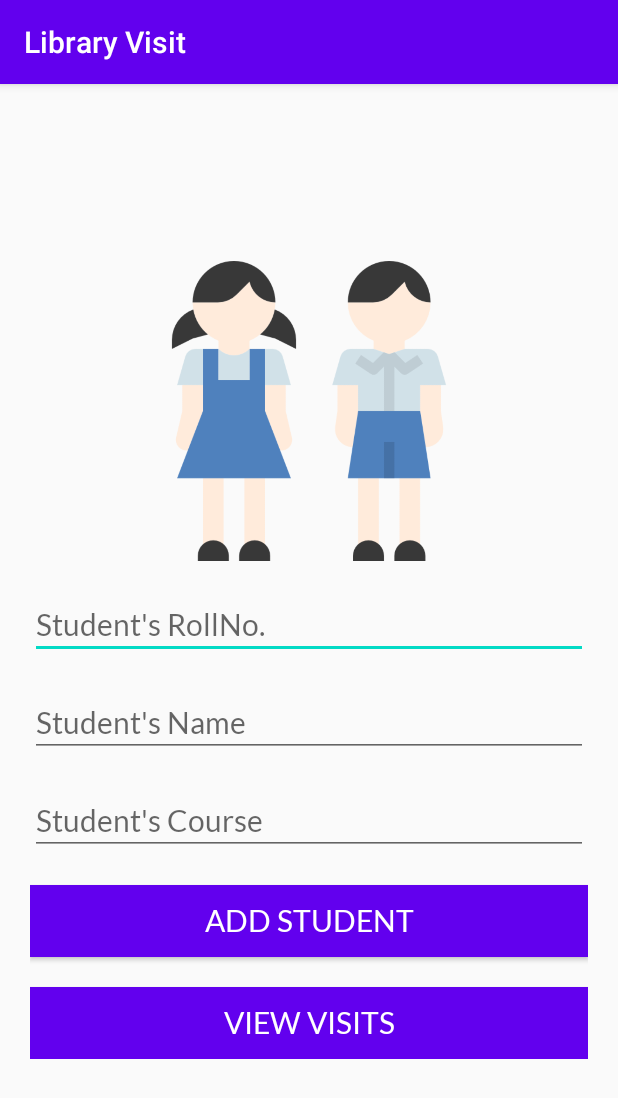
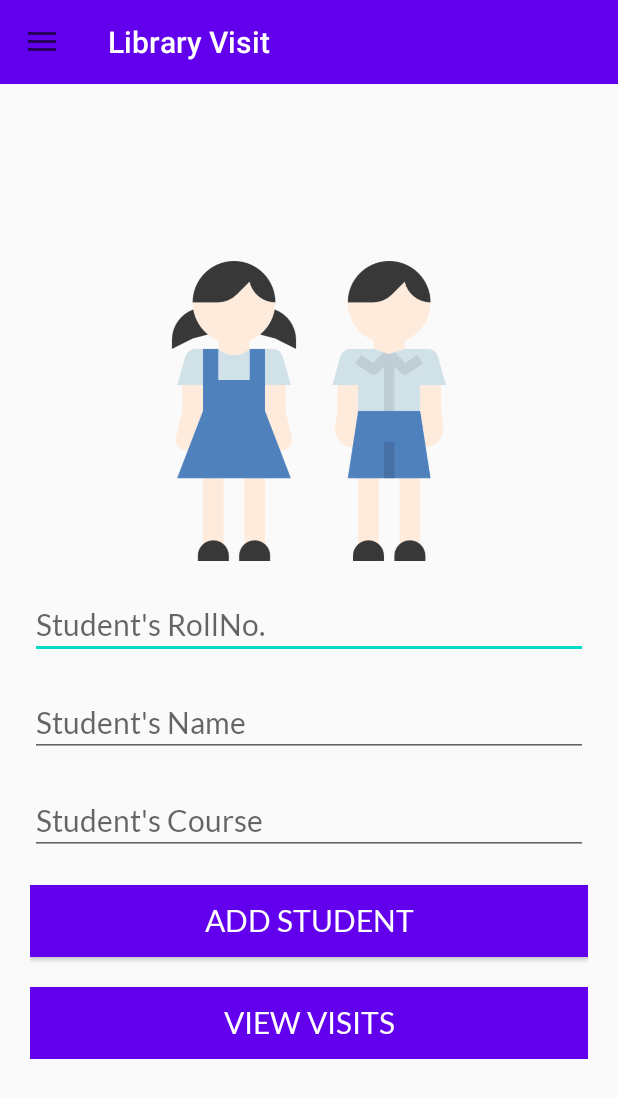
Before and after one commit to nishitagoyal/LibraryVisit, an Android app: the screen it shows after launch (MainActivity), on a phone screen of 412 x 824 dp. Shown: the top 1098 px of the screen. Run offline under Robolectric (Android 15) with nearby library versions, the phone set to English and light mode, and no system bars; our stand-ins replace ButterKnife; libraries missing offline, so code that uses them is left out: com.sdsmdg.tastytoast.

Commit message:
Navigation Drawer Added

```diff
--- a/app/src/main/java/com/something/myapplication/activity/homeactivity/MainActivity.java
+++ b/app/src/main/java/com/something/myapplication/activity/homeactivity/MainActivity.java
@@ -1,8 +1,11 @@
 package com.something.myapplication.activity.homeactivity;
 
 
+import androidx.annotation.NonNull;
+import androidx.appcompat.app.ActionBarDrawerToggle;
 import androidx.appcompat.app.AlertDialog;
 import androidx.appcompat.app.AppCompatActivity;
+import androidx.drawerlayout.widget.DrawerLayout;
 
 
 import android.content.BroadcastReceiver;
@@ -13,11 +16,14 @@ import android.content.IntentFilter;
 import android.net.ConnectivityManager;
 import android.net.NetworkInfo;
 import android.os.Bundle;
+import android.view.MenuItem;
 import android.view.View;
 import android.widget.Button;
 import android.widget.EditText;
 import android.widget.Toast;
+import androidx.appcompat.widget.Toolbar;
 
+import com.google.android.material.navigation.NavigationView;
 import com.sdsmdg.tastytoast.TastyToast;
 import com.something.myapplication.R;
 import com.something.myapplication.activity.Network.NetworkChangeListener;
@@ -29,8 +35,11 @@ import com.something.myapplication.activity.model.Student;
 import butterknife.BindView;
 import butterknife.ButterKnife;
 
-public class MainActivity extends AppCompatActivity {
+public class MainActivity extends AppCompatActivity implements NavigationView.OnNavigationItemSelectedListener{
 
+    private DrawerLayout dl;
+    private ActionBarDrawerToggle t;
+    private NavigationView nv;
     DBController controller = new DBController(this);
     @BindView(R.id.s_rollno)EditText etRollNo;
     @BindView(R.id.s_name)EditText etName;
@@ -46,6 +55,16 @@ public class MainActivity extends AppCompatActivity {
         ButterKnife.bind(this);
         add = findViewById(R.id.s_addButton);
         view = findViewById(R.id.s_viewButton);
+        Toolbar toolbar = findViewById(R.id.toolBar);
+        setSupportActionBar(toolbar);
+        dl = (DrawerLayout)findViewById(R.id.navigation_drawer);
+        t = new ActionBarDrawerToggle(this, dl,R.string.Open, R.string.Close);
+        dl.addDrawerListener(t);
+        t.syncState();
+        getSupportActionBar().setDisplayHomeAsUpEnabled(true);
+
+        nv = (NavigationView)findViewById(R.id.nv);
+        nv.setNavigationItemSelectedListener(this);
         view.setOnClickListener(new View.OnClickListener() {
             @Override
             public void onClick(View v) {
@@ -78,6 +97,7 @@ public class MainActivity extends AppCompatActivity {
             }
         });
     }
+
     public void broadcastIntent() {
         registerReceiver(MyReceiver, new IntentFilter(ConnectivityManager.CONNECTIVITY_ACTION));
     }
@@ -115,8 +135,27 @@ public class MainActivity extends AppCompatActivity {
         }
     }
     @Override
+    public boolean onOptionsItemSelected(MenuItem item) {
+        return t.onOptionsItemSelected(item)|| super.onOptionsItemSelected(item);
+    }
+    @Override
     protected void onPause() {
         super.onPause();
         unregisterReceiver(MyReceiver);
     }
+
+
+    @Override
+    public boolean onNavigationItemSelected(@NonNull MenuItem item) {
+        int id = item.getItemId();
+                switch(id)
+                {
+                    case R.id.settings:
+                        Toast.makeText(MainActivity.this, "Settings",Toast.LENGTH_SHORT).show();
+                        break;
+                    default:
+                        return true;
+                }
+                return true;
     }
+}
--- a/app/src/main/res/layout/activity_main.xml
+++ b/app/src/main/res/layout/activity_main.xml
@@ -1,15 +1,36 @@
 <?xml version="1.0" encoding="utf-8"?>
-<RelativeLayout xmlns:android="http://schemas.android.com/apk/res/android"
+<androidx.drawerlayout.widget.DrawerLayout
+    xmlns:android="http://schemas.android.com/apk/res/android"
     xmlns:app="http://schemas.android.com/apk/res-auto"
     xmlns:tools="http://schemas.android.com/tools"
     android:layout_width="match_parent"
+    android:id="@+id/navigation_drawer"
+    android:theme="@style/ActivityTheme"
     android:layout_height="match_parent"
     tools:context=".activity.homeactivity.MainActivity">
 
     <LinearLayout
         android:layout_width="match_parent"
+        android:layout_height="match_parent"
+        android:orientation="vertical">
+
+        <androidx.appcompat.widget.Toolbar
+            android:layout_height="wrap_content"
+            android:layout_width="match_parent"
+            android:minHeight="?attr/actionBarSize"
+            app:titleTextColor="@color/white"
+            android:background="?attr/colorPrimary"
+            android:id="@+id/toolBar"/>
+
+        <RelativeLayout
+            android:layout_width="match_parent"
+            android:layout_height="match_parent">
+
+            <LinearLayout
+                android:layout_width="match_parent"
                 android:layout_height="wrap_content"
                 android:orientation="vertical"
+                android:layout_gravity="center"
                 android:layout_centerInParent="true"
                 android:layout_marginLeft="20dp"
                 android:layout_marginRight="20dp"
@@ -71,7 +92,20 @@
                     android:id="@+id/s_viewButton"/>
 
             </LinearLayout>
+        </RelativeLayout>
+    </LinearLayout>
 
 
 
-</RelativeLayout>
+    <com.google.android.material.navigation.NavigationView
+        android:layout_width="wrap_content"
+        android:layout_height="match_parent"
+        app:menu="@menu/navigation_menu"
+        android:fitsSystemWindows="true"
+        android:layout_gravity="start"
+        app:headerLayout="@layout/nav_header"
+        android:id="@+id/nv">
+
+    </com.google.android.material.navigation.NavigationView>
+
+</androidx.drawerlayout.widget.DrawerLayout>
--- a/app/src/main/res/values/styles.xml
+++ b/app/src/main/res/values/styles.xml
@@ -6,11 +6,19 @@
         <item name="colorPrimaryDark">@color/colorPrimaryDark</item>
         <item name="colorAccent">@color/colorAccent</item>
     </style>
+
     <style name="AppTheme" parent="Theme.AppCompat.Light.DarkActionBar">
         <!-- Customize your theme here. -->
         <item name="colorPrimary">@color/colorPrimary</item>
         <item name="colorPrimaryDark">@color/colorPrimaryDark</item>
         <item name="colorAccent">@color/colorAccent</item>
     </style>
+    <style name="NavigationTheme" parent="ActivityTheme">
+        <item name="android:windowContentTransitions">true</item>
+        <item name="android:windowAllowEnterTransitionOverlap">true</item>
+        <item name="android:windowAllowReturnTransitionOverlap">true</item>
+        <item name="android:windowSharedElementEnterTransition">@android:transition/move</item>
+        <item name="android:windowSharedElementExitTransition">@android:transition/move</item>
+    </style>
 
 </resources>
```
Also changed, not shown: app/build.gradle (+7 -0 lines), app/src/main/AndroidManifest.xml (+9 -9 lines), app/src/main/res/values/strings.xml (+12 -0 lines). Lines whose indentation alone changed are shown as unchanged.
